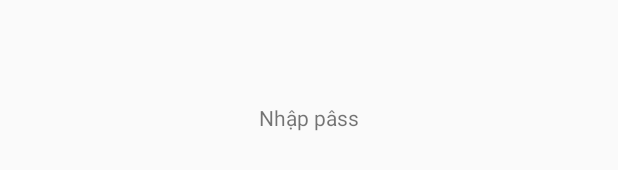
After one commit to chaienoto/smartlock, an Android app: the layout activity_login2.xml on its own in the app's theme, with its tools: preview values and no code run, on a phone screen of 412 x 824 dp. The commit adds this screen. Shown: the part 500-670 px from the top of the screen. Run offline under Robolectric (Android 15) with nearby library versions, the phone set to English and light mode, and no system bars.

Commit message:
Sửa lại tên một só file

```diff
--- a/mobile/app/src/main/java/com/lyoko/smartlock/SignUpDialog.java
+++ b/mobile/app/src/main/java/com/lyoko/smartlock/SignUpDialog.java
@@ -41,7 +41,8 @@ public class SignUpDialog extends AppCompatDialogFragment {
                 .setPositiveButton("Tiếp tục", new DialogInterface.OnClickListener() {
                     @Override
                     public void onClick(DialogInterface dialog, int which) {
-
+//                        Intent i = new Intent(DialogLogin.this, Login2Activity.class);
+//                        startActivity(i);
                     }
                 });
 
--- /dev/null
+++ b/mobile/app/src/main/res/layout/activity_login2.xml
@@ -0,0 +1,16 @@
+<?xml version="1.0" encoding="utf-8"?>
+<RelativeLayout xmlns:android="http://schemas.android.com/apk/res/android"
+    xmlns:app="http://schemas.android.com/apk/res-auto"
+    xmlns:tools="http://schemas.android.com/tools"
+    android:layout_width="match_parent"
+    android:layout_height="match_parent"
+    tools:context=".Login2Activity">
+
+    <TextView
+        android:layout_width="wrap_content"
+        android:layout_height="wrap_content"
+        android:text="Nhập pâss"
+        android:layout_centerHorizontal="true"
+        android:layout_centerVertical="true"/>
+
+</RelativeLayout>
```
Also changed, not shown: mobile/app/src/main/AndroidManifest.xml (+4 -6 lines), mobile/app/src/main/java/com/lyoko/smartlock/Login2Activity.java (added, +14 -0 lines), mobile/app/src/main/java/com/lyoko/smartlock/LoginActivity.java (renamed from mobile/app/src/main/java/com/lyoko/smartlock/CheckSignActivity.java, +7 -4 lines).
